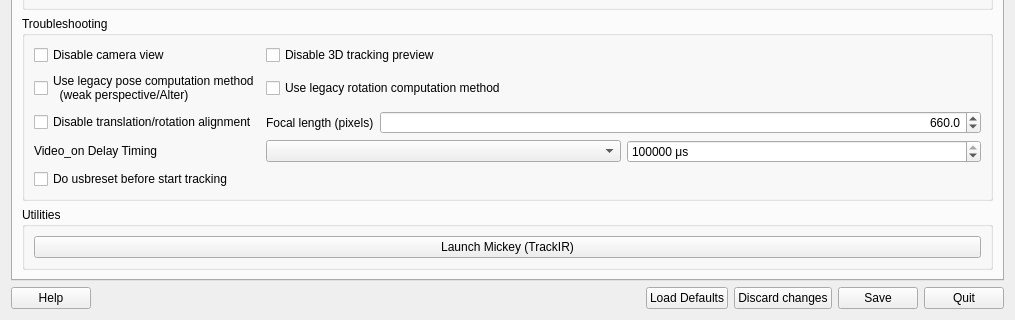
Before: the Qt Designer form src/qt_gui/ltr.ui in fwfa123/linuxtrackx-ir, drawn with Qt 5; both pictures show x 0 to 1015 and y 457 to 777 of the 1015 by 777 pixel window.
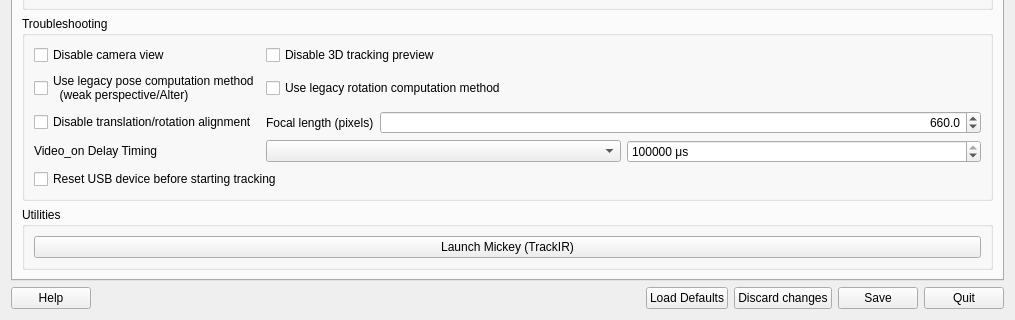
After: the same form once the commit is applied. The open tabs and pages were chosen to show the change. Icons and pictures are not drawn.

Commit message:
fix(gui): clarify USB reset checkbox wording
Use proper English for the System-tab option and keep in-app help in sync.

Patch:
```diff
--- a/src/qt_gui/ltr.ui
+++ b/src/qt_gui/ltr.ui
@@ -879,7 +879,7 @@
           <item row="4" column="0" colspan="2">
            <widget class="QCheckBox" name="UsbResetCheck">
             <property name="text">
-             <string>Do usbreset before start tracking</string>
+             <string>Reset USB device before starting tracking</string>
             </property>
             <property name="toolTip">
              <string>Try this if your camera remains dark after pressing Start. Resets the TrackIR USB device before tracking (GitLab #51).</string>
```
The commit also changes 2 other files.
